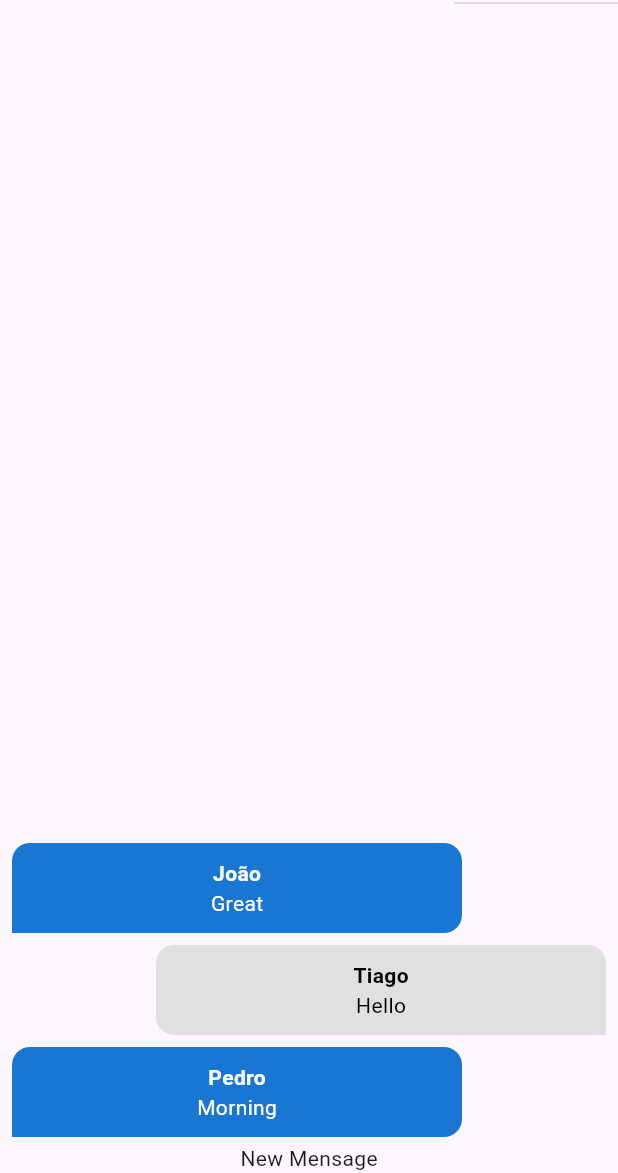
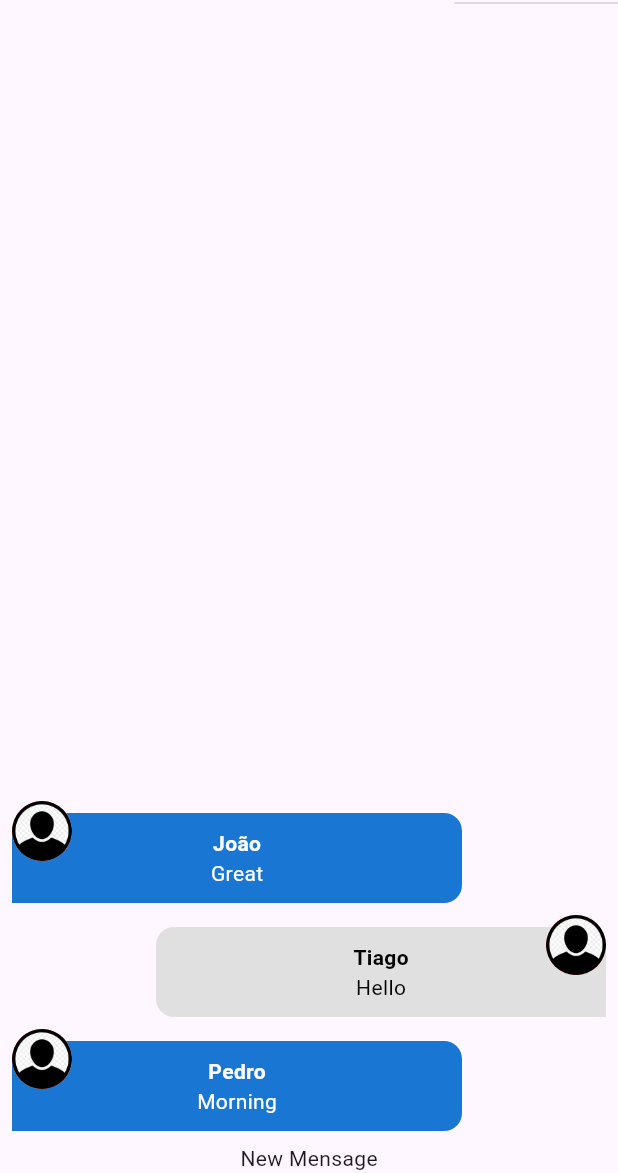
Before and after one commit to f3lipems/chat, a Flutter app: the screen it shows after launch, on a phone screen of 412 x 824 dp, the part 63-1236 px from its top. Run offline on Flutter 3.47's test engine with Material 3 defaults, Android fonts, the phone set to English and light mode, and no system bars; our stand-ins replace image_picker; accounts and stored records are empty.

Commit message:
redesig message bubble

```diff
--- a/lib/components/message_bubble.dart
+++ b/lib/components/message_bubble.dart
@@ -1,15 +1,43 @@
+import 'dart:io';
+
 import 'package:chat/models/chat_message.dart';
 import 'package:flutter/material.dart';
 
 class MessageBubble extends StatelessWidget {
+  static const defaultImage = 'assets/images/avatar.png';
   final ChatMessage message;
   final bool belongToCurrentUser;
 
   const MessageBubble({super.key, required this.message, required this.belongToCurrentUser});
 
+  Widget _showAvatar(String imageUrl) {
+    ImageProvider imageProvider;
+    final imageUri = Uri.parse(imageUrl);
+
+    if(imageUrl.contains(defaultImage)) {
+      imageProvider = AssetImage(defaultImage);
+    } else if (imageUri.scheme.contains('http')) {
+      imageProvider = NetworkImage(imageUrl.toString());
+    } else {
+      imageProvider = FileImage(File(imageUrl.toString()));
+    }
+
+    return Positioned(
+      top: 0,
+      left: belongToCurrentUser ? null : 8,
+      right: belongToCurrentUser ? 8 : null,
+      child: CircleAvatar(
+        backgroundColor: Colors.red,
+        backgroundImage: imageProvider,
+      ),
+    );
+  }
+
   @override
   Widget build(BuildContext context) {
-    return Row(
+    return Stack(
+      children: [
+        Row(
           mainAxisAlignment: belongToCurrentUser ? MainAxisAlignment.end : MainAxisAlignment.start,
           children: [
             Container(
@@ -24,7 +52,7 @@ class MessageBubble extends StatelessWidget {
               ),
               width: 300,
               padding: EdgeInsets.symmetric(vertical: 10, horizontal: 16),
-          margin: EdgeInsets.symmetric(vertical: 4, horizontal: 8),
+              margin: EdgeInsets.symmetric(vertical: 8, horizontal: 8),
               child: Column(
                 children: [
                   Text(
@@ -36,6 +64,9 @@ class MessageBubble extends StatelessWidget {
               ),
             ),
           ],
+        ),
+        _showAvatar(message.userImageUrl),
+      ],
     );
   }
 }
```
Lines whose indentation alone changed are shown as unchanged.
